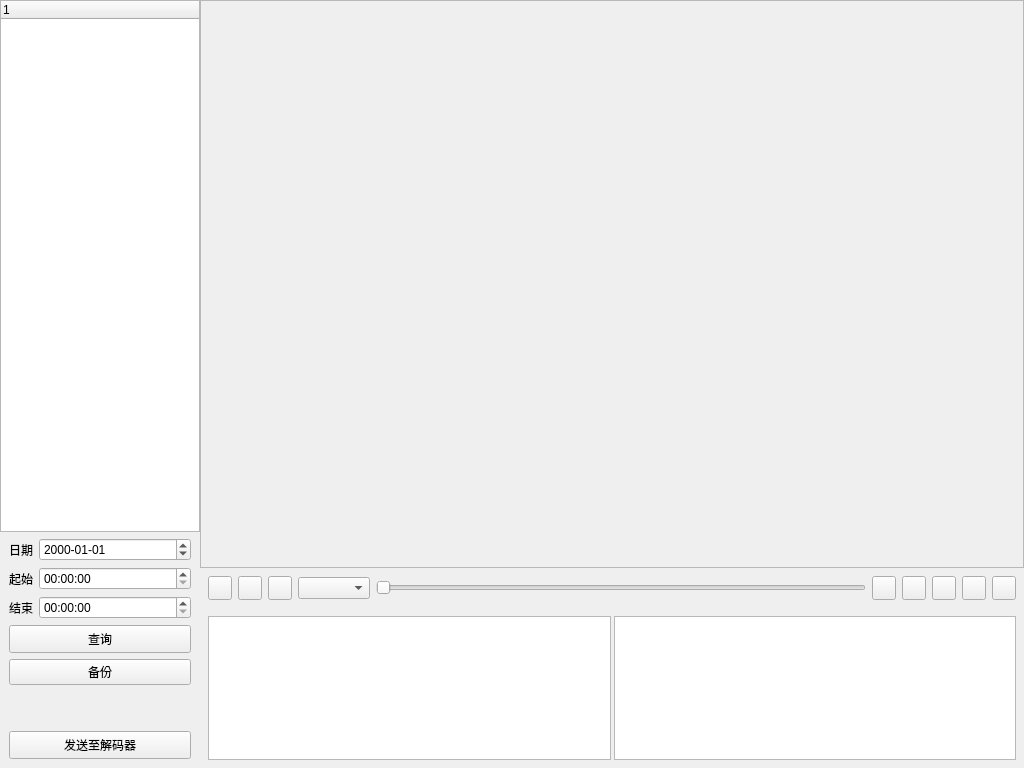
The window that gui/page/form_playback.ui (yao3gang/Network_Keyboard) describes before a commit, drawn with Qt 5.
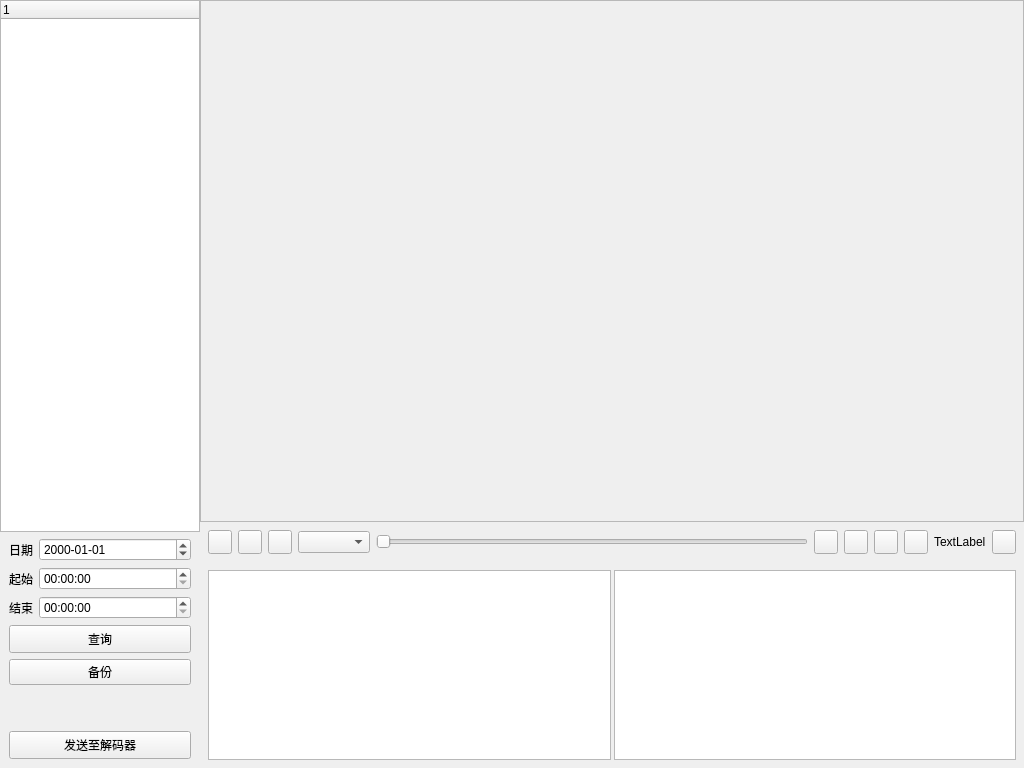
The same window after the commit. Icons and pictures are not drawn. Custom widgets are drawn as their Qt base class.

What changed in the file:
```diff
--- a/gui/page/form_playback.ui
+++ b/gui/page/form_playback.ui
@@ -262,7 +262,7 @@
     </widget>
    </item>
    <item>
-    <layout class="QVBoxLayout" name="verticalLayout_2">
+    <layout class="QVBoxLayout" name="verticalLayout_2" stretch="1,0">
      <property name="spacing">
       <number>0</number>
      </property>
@@ -271,7 +271,7 @@
        <property name="sizePolicy">
         <sizepolicy hsizetype="Expanding" vsizetype="Expanding">
          <horstretch>0</horstretch>
-         <verstretch>0</verstretch>
+         <verstretch>1</verstretch>
         </sizepolicy>
        </property>
        <property name="frameShape">
@@ -285,7 +285,7 @@
      <item>
       <widget class="QWidget" name="widget_bottom" native="true">
        <property name="sizePolicy">
-        <sizepolicy hsizetype="Expanding" vsizetype="Maximum">
+        <sizepolicy hsizetype="Expanding" vsizetype="Expanding">
          <horstretch>0</horstretch>
          <verstretch>0</verstretch>
         </sizepolicy>
@@ -299,7 +299,7 @@
        <property name="maximumSize">
         <size>
          <width>16777215</width>
-         <height>200</height>
+         <height>16777215</height>
         </size>
        </property>
        <layout class="QVBoxLayout" name="verticalLayout_3" stretch="0,1">
@@ -311,6 +311,12 @@
         </property>
         <item>
          <widget class="QWidget" name="widget_play_ctrl" native="true">
+          <property name="sizePolicy">
+           <sizepolicy hsizetype="Preferred" vsizetype="Fixed">
+            <horstretch>0</horstretch>
+            <verstretch>0</verstretch>
+           </sizepolicy>
+          </property>
           <layout class="QHBoxLayout" name="horizontalLayout_2">
            <property name="margin">
             <number>8</number>
@@ -522,6 +528,13 @@
              </property>
             </widget>
            </item>
+           <item>
+            <widget class="QLabel" name="lab_page">
+             <property name="text">
+              <string>TextLabel</string>
+             </property>
+            </widget>
+           </item>
            <item>
             <widget class="QPushButton" name="btn_extra">
              <property name="sizePolicy">
@@ -559,7 +572,7 @@
         <item>
          <widget class="QWidget" name="widget_result" native="true">
           <property name="sizePolicy">
-           <sizepolicy hsizetype="Expanding" vsizetype="Preferred">
+           <sizepolicy hsizetype="Expanding" vsizetype="Expanding">
             <horstretch>0</horstretch>
             <verstretch>0</verstretch>
            </sizepolicy>
@@ -572,10 +585,36 @@
             <number>8</number>
            </property>
            <item>
-            <widget class="QTableWidget" name="tableWidget_left"/>
+            <widget class="QTableWidget" name="tableWidget_left">
+             <property name="sizePolicy">
+              <sizepolicy hsizetype="Expanding" vsizetype="Fixed">
+               <horstretch>0</horstretch>
+               <verstretch>0</verstretch>
+              </sizepolicy>
+             </property>
+             <property name="maximumSize">
+              <size>
+               <width>16777215</width>
+               <height>190</height>
+              </size>
+             </property>
+            </widget>
            </item>
            <item>
-            <widget class="QTableWidget" name="tableWidget_right"/>
+            <widget class="QTableWidget" name="tableWidget_right">
+             <property name="sizePolicy">
+              <sizepolicy hsizetype="Expanding" vsizetype="Fixed">
+               <horstretch>0</horstretch>
+               <verstretch>0</verstretch>
+              </sizepolicy>
+             </property>
+             <property name="maximumSize">
+              <size>
+               <width>16777215</width>
+               <height>190</height>
+              </size>
+             </property>
+            </widget>
            </item>
           </layout>
          </widget>
```
